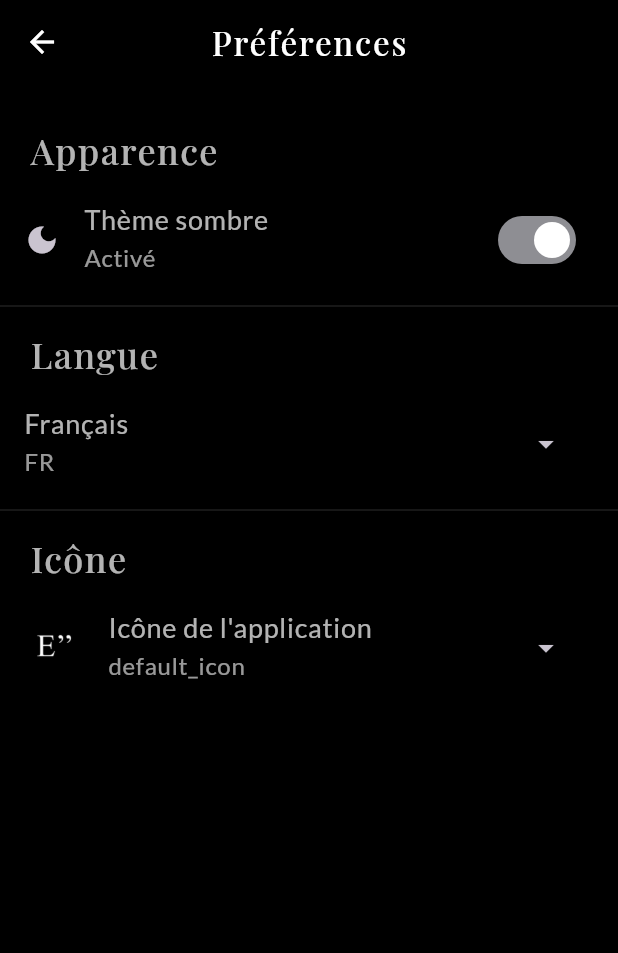
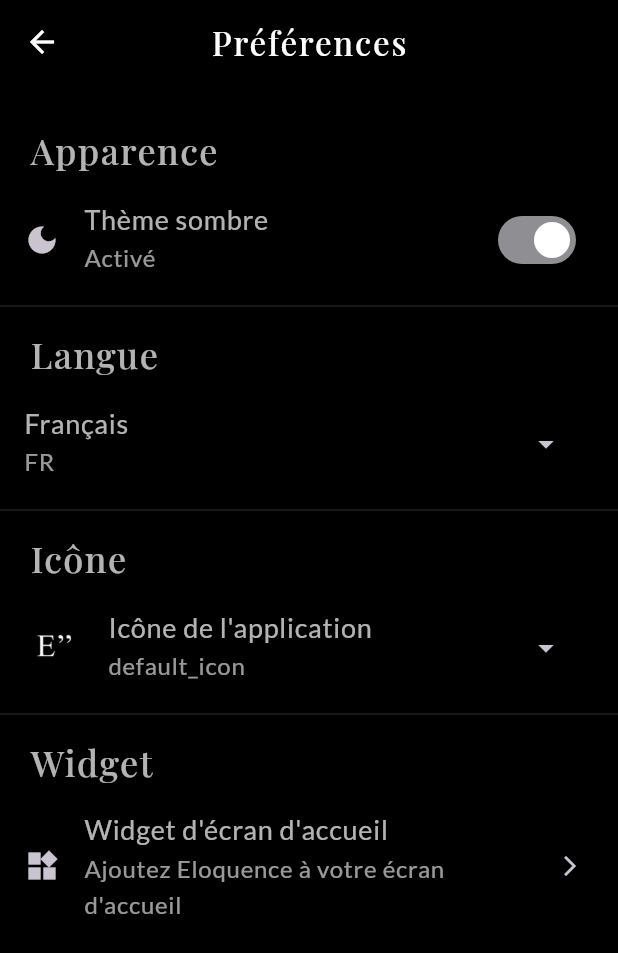
Before and after one commit to nffdev/eloquence, a Flutter app: the PreferencesPage screen opened directly, on a phone screen of 412 x 824 dp. Shown: the top 953 px of the screen. Run offline on Flutter 3.47's test engine with Material 3 defaults, Android fonts, the phone set to English and light mode, and no system bars; our stand-ins replace flutter_tts, google_fonts, share_plus, shared_preferences; missing offline and left inert: flutter_dynamic_icon, home_widget; accounts and stored records are empty; network calls fail.

Commit message:
feat(app): added widget preference

```diff
--- a/app/lib/core/localization/app_translations.dart
+++ b/app/lib/core/localization/app_translations.dart
@@ -143,6 +143,55 @@ class AppTranslations {
       AppLanguage.french: 'Icône sombre',
       AppLanguage.english: 'Dark icon',
     },
+    'select_widget_size': {
+      AppLanguage.french: 'Sélectionnez la taille du widget',
+      AppLanguage.english: 'Select widget size',
+    },
+    'ok': {
+      AppLanguage.french: 'OK',
+      AppLanguage.english: 'OK',
+    },
+    'home_screen_widget': {
+      AppLanguage.french: 'Widget d\'écran d\'accueil',
+      AppLanguage.english: 'Home screen widget',
+    },
+    'widget': {
+      AppLanguage.french: 'Widget',
+      AppLanguage.english: 'Widget',
+    },
+    'widget_subtitle': {
+      AppLanguage.french: 'Ajoutez Eloquence à votre écran d\'accueil',
+      AppLanguage.english: 'Add Eloquence to your home screen',
+    },
+    'widget_preview': {
+      AppLanguage.french: 'Aperçu du widget',
+      AppLanguage.english: 'Widget preview',
+    },
+    'widget_management': {
+      AppLanguage.french: 'Gestion du widget',
+      AppLanguage.english: 'Widget management',
+    },
+    'how_to_add_widget': {
+      AppLanguage.french: 'Comment ajouter le widget',
+      AppLanguage.english: 'How to add widget',
+    },
+    'widget_instructions': {
+      AppLanguage.french: 'Suivez ces étapes pour ajouter le widget à votre écran d\'accueil :',
+      AppLanguage.english: 'Follow these steps to add the widget to your home screen:',
+    },
+    'long_press_home': {
+      AppLanguage.french: 'Appuyez longuement sur l\'écran d\'accueil',
+      AppLanguage.english: 'Long press on home screen',
+    },
+    'tap_plus_icon': {
+      AppLanguage.french: 'Appuyez sur l\'icône +',
+      AppLanguage.english: 'Tap the + icon',
+    },
+    'search_eloquence': {
+      AppLanguage.french: 'Recherchez "Eloquence"',
+      AppLanguage.english: 'Search for "Eloquence"',
+    },
+
   };
 
   static String translate(String key, AppLanguage language) {
--- a/app/lib/features/settings/presentation/pages/preferences_page.dart
+++ b/app/lib/features/settings/presentation/pages/preferences_page.dart
@@ -5,6 +5,7 @@ import '../../../../core/localization/language_provider.dart';
 import '../../../../core/localization/app_translations.dart';
 import '../../../../core/services/app_icon_service.dart';
 import '../../../../core/providers/app_icon_provider.dart';
+import 'widget_page.dart';
 
 class PreferencesPage extends StatelessWidget {
   const PreferencesPage({super.key});
@@ -233,13 +234,11 @@ class PreferencesPage extends StatelessWidget {
                    onSelected: (String value) async {
                      final iconProvider = Provider.of<AppIconProvider>(context, listen: false);
 
-                      // Handle icon selection
                      String iconName = value == 'light' ? AppIconService.defaultIcon : AppIconService.darkIcon;
                      String iconType = value == 'light'
                          ? AppTranslations.translate('light_icon', languageProvider.currentLanguage)
                          : AppTranslations.translate('dark_icon', languageProvider.currentLanguage);
 
-                      // Show loading indicator
                      ScaffoldMessenger.of(context).showSnackBar(
                        SnackBar(
                          content: Text('${AppTranslations.translate('app_icon', languageProvider.currentLanguage)}...'),
@@ -247,10 +246,8 @@ class PreferencesPage extends StatelessWidget {
                        ),
                      );
 
-                      // Change the app icon
                      bool success = await iconProvider.setIcon(iconName);
 
-                      // Show result
                      if (context.mounted) {
                        ScaffoldMessenger.of(context).hideCurrentSnackBar();
                        ScaffoldMessenger.of(context).showSnackBar(
@@ -258,7 +255,7 @@ class PreferencesPage extends StatelessWidget {
                            content: Text(
                              success
                                  ? '${AppTranslations.translate('app_icon', languageProvider.currentLanguage)}: $iconType'
-                                  : 'Erreur lors du changement d\'icône',
+                                 : 'Error: ${AppTranslations.translate('app_icon', languageProvider.currentLanguage)}',
                            ),
                            duration: const Duration(seconds: 2),
                            backgroundColor: success ? null : Colors.red,
@@ -336,6 +333,45 @@ class PreferencesPage extends StatelessWidget {
               );
             },
           ),
+
+          const Divider(),
+
+          Padding(
+            padding: const EdgeInsets.symmetric(horizontal: 20, vertical: 10),
+            child: Consumer<LanguageProvider>(
+              builder: (context, languageProvider, _) {
+                return Text(
+                  AppTranslations.translate('widget', languageProvider.currentLanguage),
+                  style: Theme.of(context).textTheme.displayMedium,
+                );
+              },
+            ),
+          ),
+
+          // Widget configuration
+          Consumer<LanguageProvider>(
+            builder: (context, languageProvider, _) {
+              return ListTile(
+                title: Text(
+                  AppTranslations.translate('home_screen_widget', languageProvider.currentLanguage),
+                  style: Theme.of(context).textTheme.bodyLarge,
+                ),
+                subtitle: Text(
+                  AppTranslations.translate('widget_subtitle', languageProvider.currentLanguage),
+                  style: Theme.of(context).textTheme.bodyMedium,
+                ),
+                leading: const Icon(Icons.widgets),
+                trailing: const Icon(Icons.arrow_forward_ios, size: 16),
+                onTap: () {
+                  Navigator.of(context).push(
+                    MaterialPageRoute(
+                      builder: (context) => const WidgetPage(),
+                    ),
+                  );
+                },
+              );
+            },
+          ),
         ],
       ),
     );
```
Also changed, not shown: app/lib/features/settings/presentation/pages/widget_page.dart (added, +240 -0 lines). Lines whose indentation alone changed are shown as unchanged.
